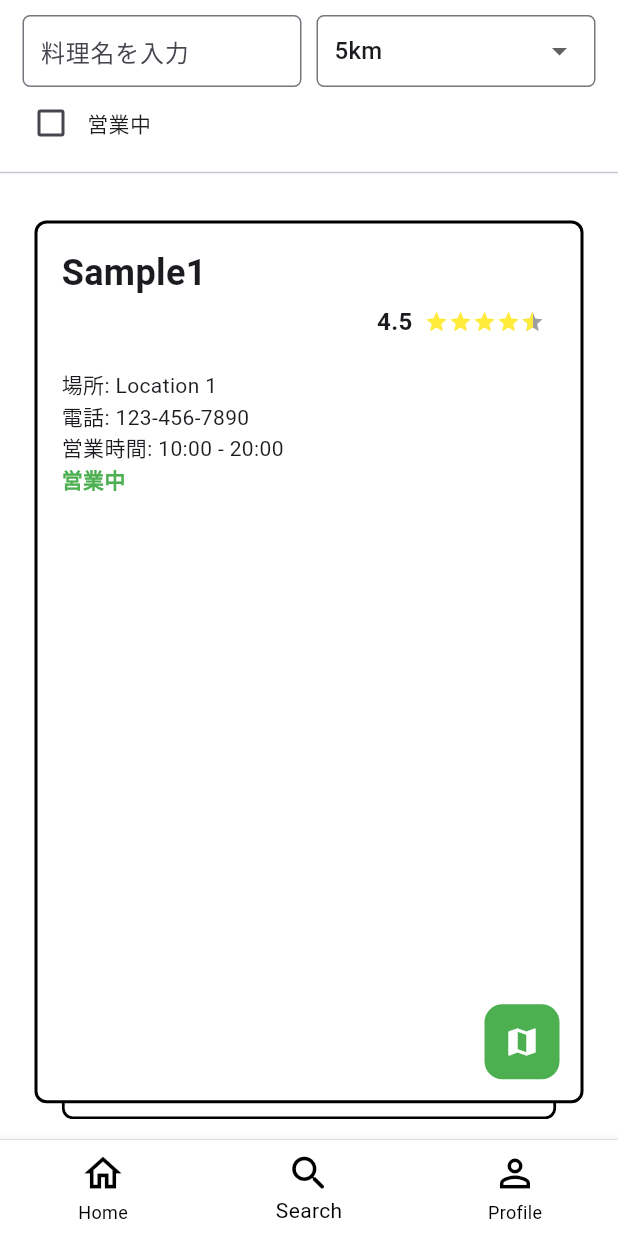
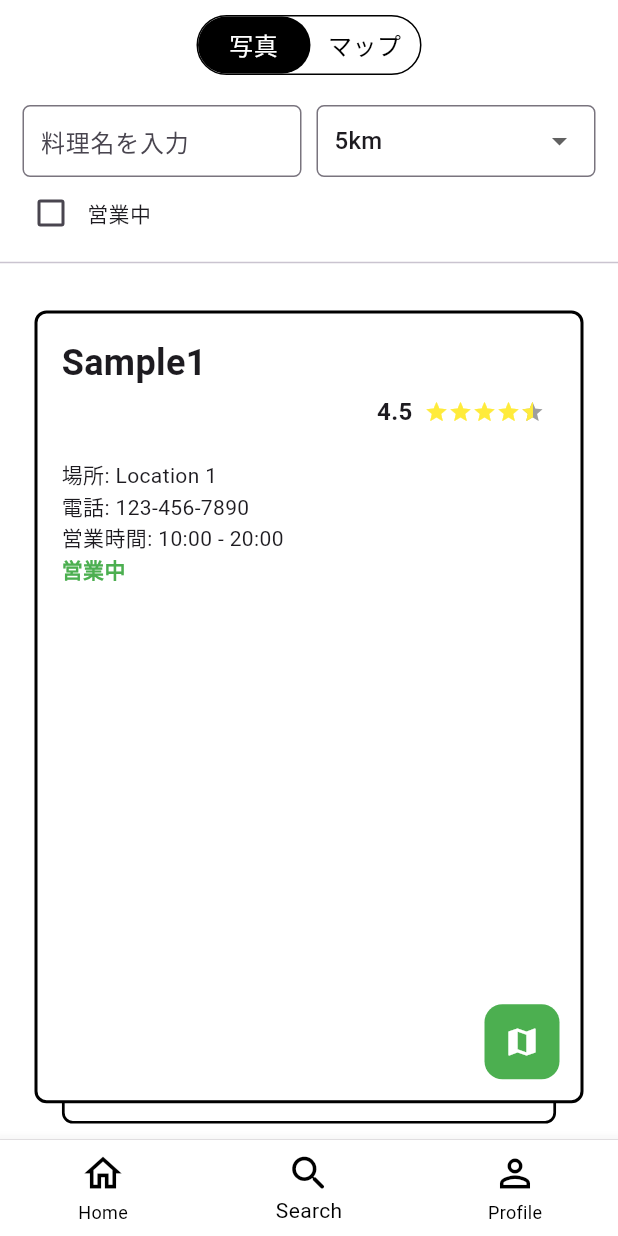
Before and after one commit to hayato-0510/gohan, a Flutter app: the screen it shows after launch, item 2 of the bottom bar chosen, on a phone screen of 412 x 824 dp. Run offline on Flutter 3.47's test engine with Material 3 defaults, Android fonts, the phone set to English and light mode, and no system bars; drawn by our look-alikes of appinio_swiper; our stand-ins replace geolocator, google_maps_flutter, permission_handler, sqflite; accounts and stored records are empty; Roboto replaces fonts that are missing (NotoSansJP).

Commit message:
feat 画面上部の切り替えボタンの追加

```diff
--- /dev/null
+++ b/lib/components/toggle_button/toggle_button.dart
@@ -0,0 +1,96 @@
+import 'package:flutter/material.dart';
+
+class ToggleButton extends StatefulWidget {
+  final bool isPhotoSelected;
+  final Function(bool) onToggle;
+
+  const ToggleButton({
+    Key? key,
+    required this.isPhotoSelected,
+    required this.onToggle,
+  }) : super(key: key);
+
+  @override
+  _ToggleButtonState createState() => _ToggleButtonState();
+}
+
+class _ToggleButtonState extends State<ToggleButton> {
+  bool _isPhotoSelected = true;
+
+  @override
+  void initState() {
+    super.initState();
+    _isPhotoSelected = widget.isPhotoSelected;
+  }
+
+  void _toggleSelection(bool isPhoto) {
+    setState(() {
+      _isPhotoSelected = isPhoto;
+      widget.onToggle(isPhoto);
+    });
+  }
+
+  @override
+  Widget build(BuildContext context) {
+    return Container(
+      width: 150, // 固定幅を設定
+      height: 40, // 固定高さを設定
+      decoration: BoxDecoration(
+        color: Colors.white,
+        borderRadius: BorderRadius.circular(20),
+        border: Border.all(color: Colors.black),
+      ),
+      child: Stack(
+        children: [
+          AnimatedAlign(
+            duration: Duration(milliseconds: 300),
+            alignment: _isPhotoSelected ? Alignment.centerLeft : Alignment.centerRight,
+            child: Container(
+              width: 75, // 半分の幅
+              height: 40,
+              decoration: BoxDecoration(
+                color: Colors.black,
+                borderRadius: BorderRadius.circular(20),
+              ),
+            ),
+          ),
+          Row(
+            mainAxisAlignment: MainAxisAlignment.spaceBetween,
+            children: [
+              Expanded(
+                child: GestureDetector(
+                  onTap: () => _toggleSelection(true),
+                  child: Container(
+                    alignment: Alignment.center,
+                    child: Text(
+                      '写真',
+                      style: TextStyle(
+                        fontSize: 16, // フォントサイズを大きく
+                        color: _isPhotoSelected ? Colors.white : Colors.black,
+                      ),
+                    ),
+                  ),
+                ),
+              ),
+              Expanded(
+                child: GestureDetector(
+                  onTap: () => _toggleSelection(false),
+                  child: Container(
+                    alignment: Alignment.center,
+                    child: Text(
+                      'マップ',
+                      style: TextStyle(
+                        fontSize: 16, // フォントサイズを大きく
+                        color: _isPhotoSelected ? Colors.black : Colors.white,
+                      ),
+                    ),
+                  ),
+                ),
+              ),
+            ],
+          ),
+        ],
+      ),
+    );
+  }
+}
--- a/lib/view/search/search_page.dart
+++ b/lib/view/search/search_page.dart
@@ -7,6 +7,7 @@ import 'package:gohan/components/dropdown_menu/dropdown_menu.dart';
 import 'package:gohan/view_model/restaurant_card_viewmodel/restaurant_card_viewmodel.dart';
 import 'package:gohan/view_model/user_engagement_viewmodel/user_engagement_viewmodel.dart';
 import 'package:gohan/view_model/user_search_settings_viewmodel/user_search_settings_viewmodel.dart';
+import 'package:gohan/components/toggle_button/toggle_button.dart';
 
 class SearchPage extends StatefulWidget {
   const SearchPage({super.key});
@@ -17,6 +18,7 @@ class SearchPage extends StatefulWidget {
 
 class _SearchPageState extends State<SearchPage> {
   late TextEditingController _foodController;
+  bool _isPhotoSelected = true;
 
   @override
   void initState() {
@@ -24,7 +26,6 @@ class _SearchPageState extends State<SearchPage> {
     final userSearchSettings = Provider.of<UserSearchSettingsViewModel>(context, listen: false);
     _foodController = TextEditingController(text: userSearchSettings.name);
 
-    // Listenerを追加して、TextEditingControllerが変更されたらViewModelも更新するようにします
     _foodController.addListener(() {
       userSearchSettings.updateRestaurantName(_foodController.text);
     });
@@ -43,6 +44,19 @@ class _SearchPageState extends State<SearchPage> {
       body: SafeArea(
         child: Column(
           children: [
+            Padding(
+              padding: const EdgeInsets.all(10.0),
+              child: Center( // 中央揃え
+                child: ToggleButton(
+                  isPhotoSelected: _isPhotoSelected,
+                  onToggle: (isSelected) {
+                    setState(() {
+                      _isPhotoSelected = isSelected;
+                    });
+                  },
+                ),
+              ),
+            ),
             Padding(
               padding: const EdgeInsets.only(
                 left: 10.0,
```
